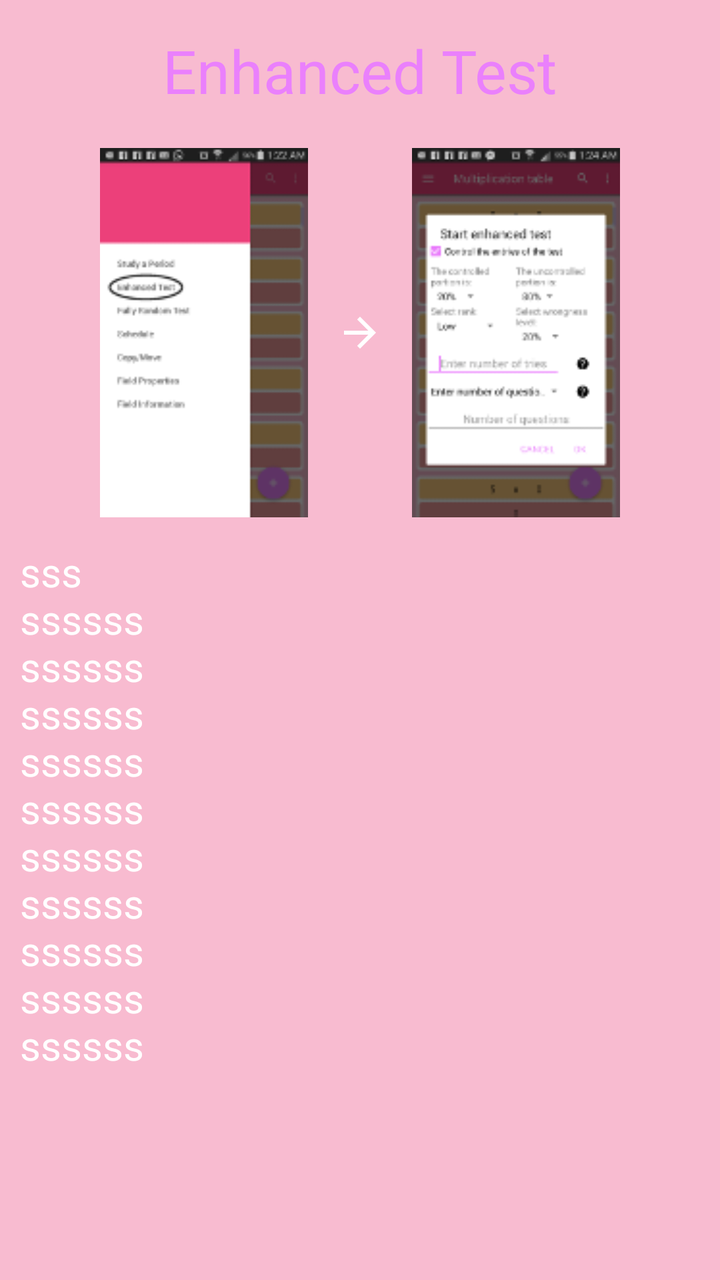
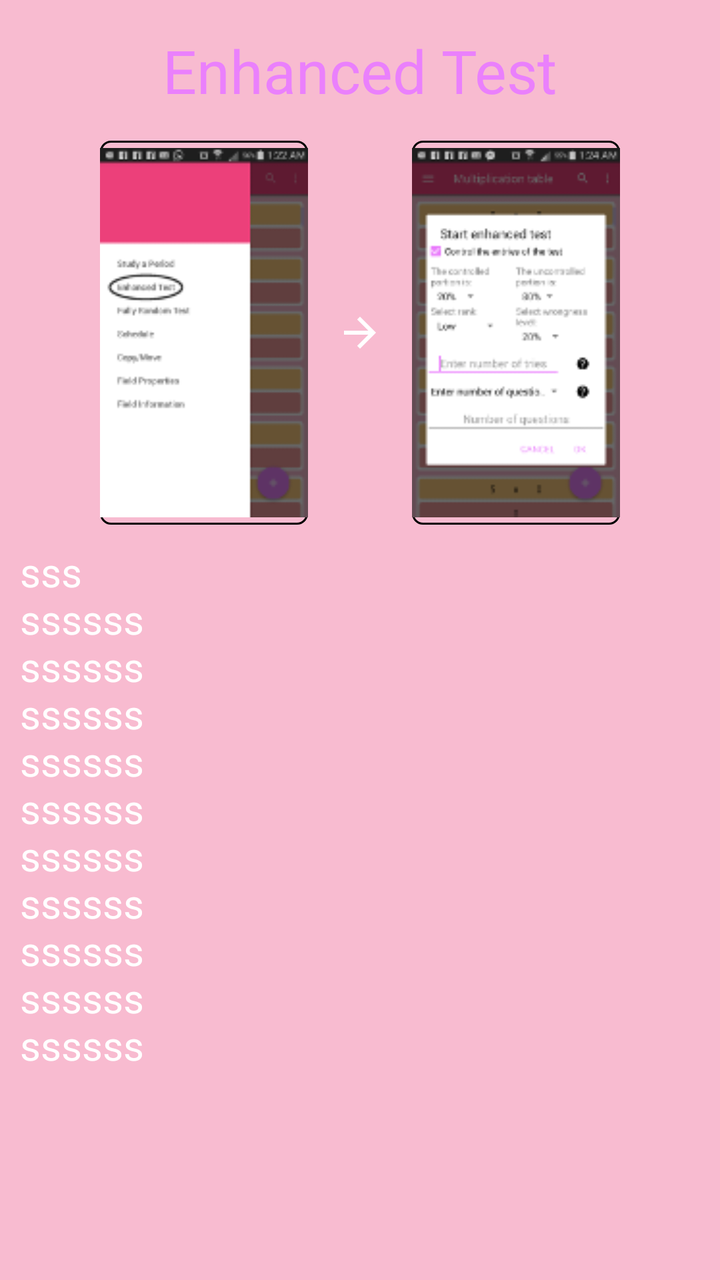

An Android layout rendered at two revisions. The XML below is the earlier revision; the diff shows what the commit changed to produce the second picture.
<!-- AndroidManifest.xml: application theme MyMaterialTheme -->
<!-- res/layout/intro_enhanced_test.xml -->
<?xml version="1.0" encoding="utf-8"?>
<LinearLayout xmlns:android="http://schemas.android.com/apk/res/android"
    android:layout_width="match_parent" android:layout_height="match_parent"
    android:orientation="vertical">

    <TextView
        android:layout_width="wrap_content"
        android:layout_height="wrap_content"
        android:text="@string/enhanced_test"
        android:textSize="30sp"
        android:padding="5dp"
        android:layout_margin="10dp"
        android:id="@+id/textView"
        android:textColor="@color/colorAccent"
        android:layout_gravity="center"/>

    <LinearLayout
        android:layout_width="match_parent"
        android:layout_height="wrap_content">

        <ImageView
            android:layout_width="0dp"
            android:layout_height="wrap_content"
            android:layout_weight="1"
            android:src="@drawable/intro_enhanced_test"
            android:id="@+id/imageView2"
            android:layout_marginStart="50dp"
            />

       <ImageView
           android:layout_width="0dp"
           android:layout_height="wrap_content"
           android:layout_weight="0.5"
           android:layout_gravity="center"
           android:src="@drawable/intro_arrow"/>

        <ImageView
            android:layout_width="0dp"
            android:layout_height="wrap_content"
            android:layout_weight="1"
            android:src="@drawable/intro_enhanced_test_dialog"
            android:layout_marginEnd="50dp"
            />
    </LinearLayout>
    <EditText
        android:layout_width="match_parent"
        android:layout_height="280dp"
        android:textSize="20sp"
        android:textColor="@color/white_color"
        android:focusable="false"
        android:cursorVisible="false"
        android:background="@null"
        android:layout_margin="5dp"
        android:padding="5dp"
        android:text="sss\nssssss\nssssss\nssssss\nssssss\nssssss\nssssss\nssssss\nssssss\nssssss\nssssss\nssssss\nssssss\nssssss\nsss"/>

</LinearLayout>
<!-- resources referenced by this layout -->
<resources>
  <color name="colorAccent">#EA80FC</color>
  <color name="white_color">#FFFFFF</color>
  <!-- drawable intro_arrow: png bitmap (drawable-ar-hdpi, 148 bytes) -->
  <!-- drawable intro_enhanced_test: png bitmap (drawable, 7173 bytes) -->
  <!-- drawable intro_enhanced_test_dialog: png bitmap (drawable, 11833 bytes) -->
  <string name="enhanced_test">Enhanced Test</string>
  <style name="MyMaterialTheme" parent="MyMaterialTheme.Base">
  
      </style>
  <style name="MyMaterialTheme.Base" parent="Theme.AppCompat.Light.DarkActionBar">
          <item name="windowNoTitle">true</item>
          <item name="windowActionBar">false</item>
          <item name="colorPrimary">@color/colorPrimary</item>
          <item name="colorPrimaryDark">@color/colorPrimaryDark</item>
          <item name="colorAccent">@color/colorAccent</item>
          <item name="android:windowBackground">@color/windowBackground</item>
      </style>
  <color name="colorPrimary">#EC407A</color>
  <color name="colorPrimaryDark">#AD1457</color>
  <color name="windowBackground">#F8BBD0</color>
</resources>

<!-- the commit's change to res/layout/intro_enhanced_test.xml (unified diff, before → after) -->
@@ -25,6 +25,7 @@
             android:src="@drawable/intro_enhanced_test"
             android:id="@+id/imageView2"
             android:layout_marginStart="50dp"
+            android:background="@drawable/text_bordered"
             />
 
        <ImageView
@@ -40,6 +41,7 @@
             android:layout_weight="1"
             android:src="@drawable/intro_enhanced_test_dialog"
             android:layout_marginEnd="50dp"
+            android:background="@drawable/text_bordered"
             />
     </LinearLayout>
     <EditText
<!-- resource entries referenced after the edit -->
@@ -5,6 +5,19 @@
   <!-- drawable intro_arrow: png bitmap (drawable-ar-hdpi, 148 bytes) -->
   <!-- drawable intro_enhanced_test: png bitmap (drawable, 7173 bytes) -->
   <!-- drawable intro_enhanced_test_dialog: png bitmap (drawable, 11833 bytes) -->
+  <!-- drawable text_bordered (drawable) -->
+  <shape xmlns:android="http://schemas.android.com/apk/res/android"
+      android:thickness="5dp"
+      android:shape="rectangle">
+      <stroke android:width="1dp"
+          android:color="@android:color/black"/>
+      <corners android:radius="5dp" />
+      <gradient
+          android:startColor="@android:color/transparent"
+          android:endColor="@android:color/transparent"
+          android:type="linear"
+          android:angle="270"/>
+  </shape>
   <string name="enhanced_test">Enhanced Test</string>
   <style name="MyMaterialTheme" parent="MyMaterialTheme.Base">
   
